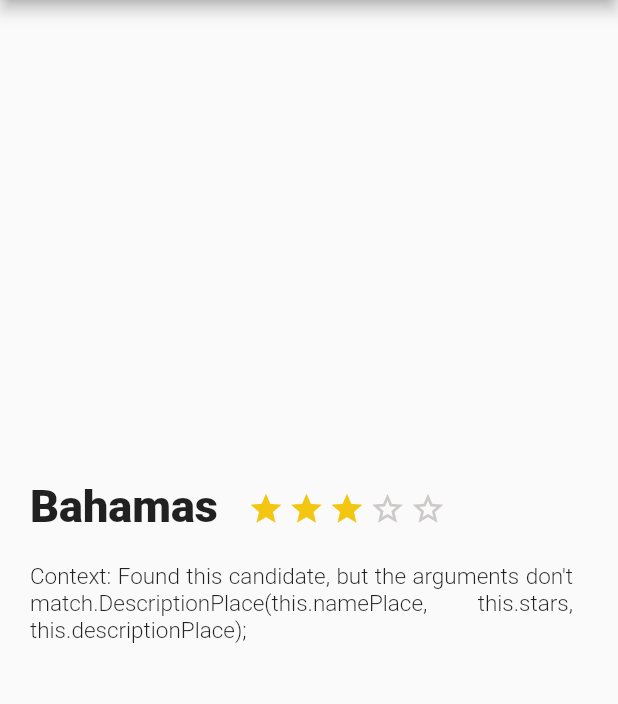
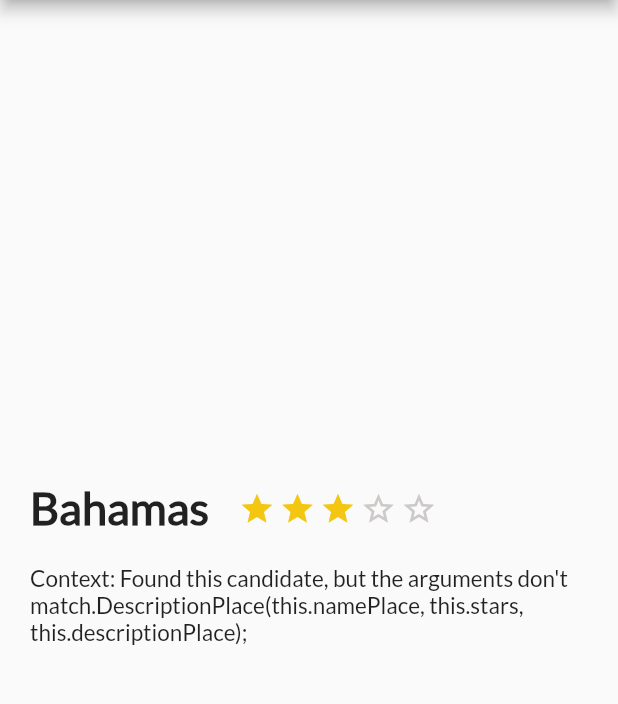
Before and after one commit to kennethnico/platzi_trips, a Flutter app: the screen it shows after launch, on a phone screen of 412 x 824 dp, the part 84-788 px from its top. Run offline on Flutter 3.47's test engine with Material 2 defaults, Android fonts, the phone set to English and light mode, and no system bars.

Commit message:
Finalizando estilos de fuente y Widget

```diff
--- a/lib/description_places.dart
+++ b/lib/description_places.dart
@@ -47,10 +47,11 @@ class DescriptionPlace extends StatelessWidget{
       child: Text(
         descriptionPlace,
         style: const TextStyle(
+          fontFamily: "Lato",
           fontSize: 15.0,
           fontWeight: FontWeight.w300,
         ),
-        textAlign: TextAlign.justify,
+        textAlign: TextAlign.left,
       ),
     );
     final title_stars = Row(
@@ -64,6 +65,7 @@ class DescriptionPlace extends StatelessWidget{
           child:  Text(
             namePlace,
             style: const TextStyle(
+              fontFamily: "Lato",
               fontSize: 30.0,
               fontWeight: FontWeight.w900,
             ),
--- a/pubspec.yaml
+++ b/pubspec.yaml
@@ -91,3 +91,7 @@ flutter:
   #
   # For details regarding fonts from package dependencies,
   # see https://flutter.dev/custom-fonts/#from-packages
+  fonts:
+    - family: Lato
+      fonts:
+      - asset: fonts/Lato-Regular.ttf
```
Also changed, not shown: fonts/Lato-Regular.ttf (added).
